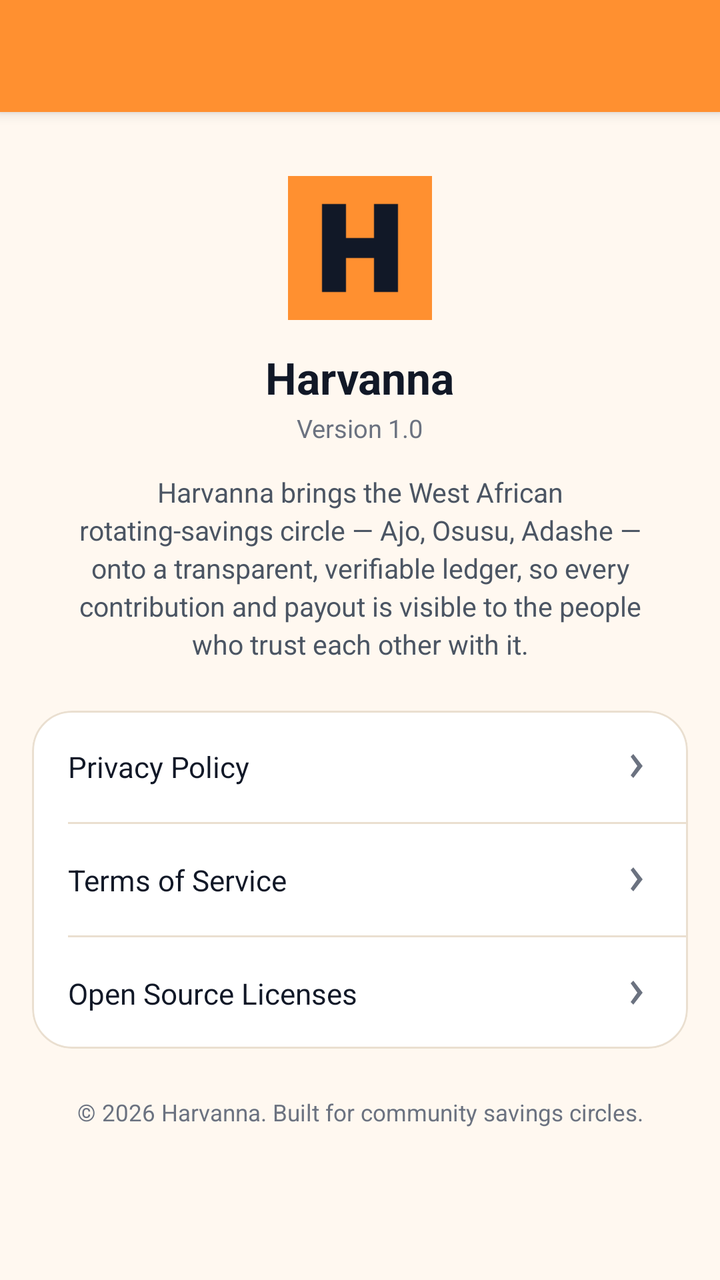
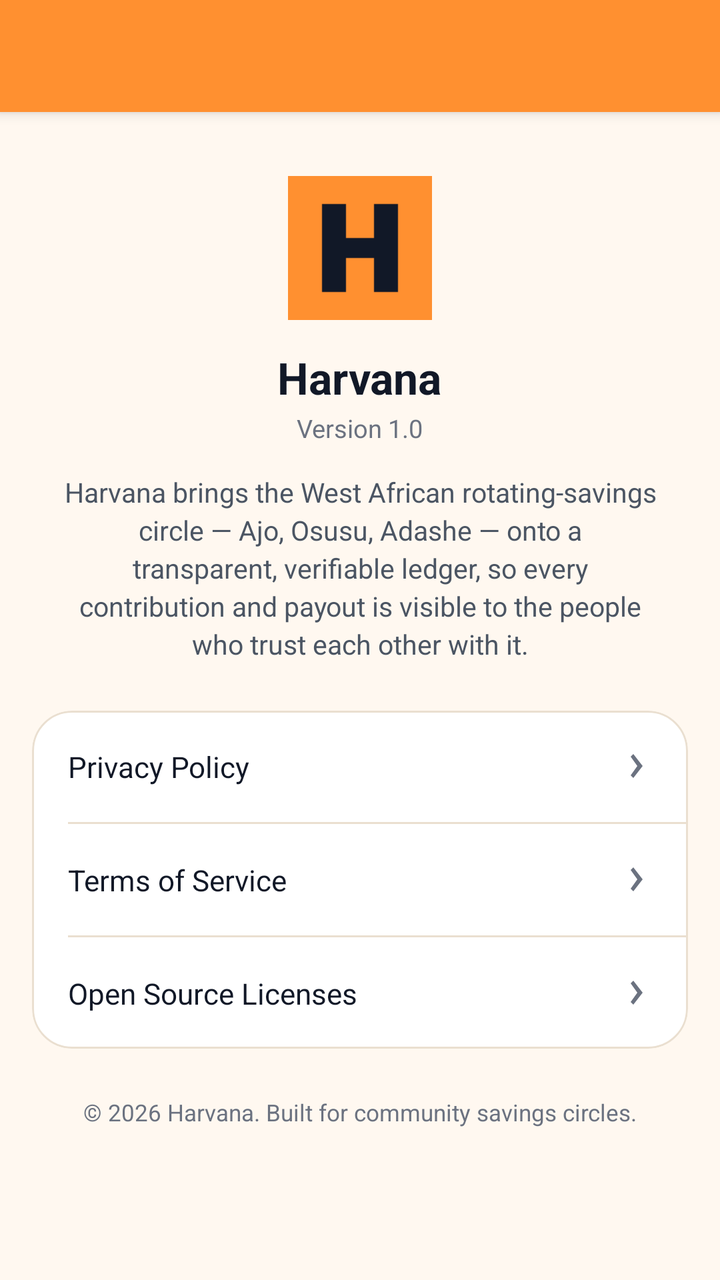

Compare the two renders of this Android layout. The source of the first and the diff that turns it into the second are given below.
<!-- AndroidManifest.xml: application theme AppTheme -->
<!-- res/layout/about.xml -->
<androidx.coordinatorlayout.widget.CoordinatorLayout
	xmlns:android="http://schemas.android.com/apk/res/android"
	xmlns:app="http://schemas.android.com/apk/res-auto"
	xmlns:tools="http://schemas.android.com/tools"
	android:id="@+id/_coordinator"
	android:layout_width="match_parent"
	android:layout_height="match_parent">
	<com.google.android.material.appbar.AppBarLayout
		android:id="@+id/_app_bar"
		android:layout_width="match_parent"
		android:layout_height="wrap_content"
		android:theme="@style/AppTheme.AppBarOverlay">
		<androidx.appcompat.widget.Toolbar
			android:id="@+id/_toolbar"
			android:layout_width="match_parent"
			android:layout_height="?attr/actionBarSize"
			android:background="?attr/appBarColor"
			app:popupTheme="@style/AppTheme.PopupOverlay" />
	</com.google.android.material.appbar.AppBarLayout>
	<androidx.core.widget.NestedScrollView
		android:layout_width="match_parent"
		android:layout_height="match_parent"
		android:fillViewport="true"
		android:overScrollMode="never"
		app:layout_behavior="@string/appbar_scrolling_view_behavior">
		<LinearLayout
			android:id="@+id/linear44"
			android:layout_width="match_parent"
			android:layout_height="wrap_content"
			android:paddingBottom="32dp"
			android:orientation="vertical">
			<LinearLayout
				android:id="@+id/linear45"
				android:layout_width="match_parent"
				android:layout_height="wrap_content"
				android:paddingTop="32dp"
				android:paddingBottom="24dp"
				android:gravity="center_horizontal|center_vertical"
				android:orientation="vertical">
				<ImageView
					android:id="@+id/imageview40"
					android:layout_width="72dp"
					android:layout_height="72dp"
					android:scaleType="center"
					android:src="@mipmap/ic_launcher"
					android:contentDescription="Harvanna logo" />
				<TextView
					android:id="@+id/textview46"
					android:layout_width="wrap_content"
					android:layout_height="wrap_content"
					android:layout_marginTop="14dp"
					android:text="Harvanna"
					android:textSize="22sp"
					android:textStyle="bold"
					android:textColor="@color/colorTextPrimary" />
				<TextView
					android:id="@+id/tvAppVersion"
					android:layout_width="wrap_content"
					android:layout_height="wrap_content"
					android:layout_marginTop="2dp"
					android:text="Version 1.0"
					android:textColor="@color/colorTextTertiary"
					android:textSize="12.5sp" />
				<TextView
					android:id="@+id/textview47"
					android:layout_width="match_parent"
					android:layout_height="wrap_content"
					android:layout_marginTop="14dp"
					android:gravity="center_horizontal|center_vertical"
					android:text="Harvanna brings the West African rotating-savings circle — Ajo, Osusu, Adashe — onto a transparent, verifiable ledger, so every contribution and payout is visible to the people who trust each other with it."
					android:textColor="@color/colorTextSecondary"
					android:textSize="13.5sp"
					android:lineSpacingExtra="3dp"
					android:paddingStart="32dp"
					android:paddingEnd="32dp" />
			</LinearLayout>
			<com.google.android.material.card.MaterialCardView
				android:id="@+id/cardview7"
				android:layout_width="match_parent"
				android:layout_height="wrap_content"
				app:cardBackgroundColor="@color/colorSurface"
				android:layout_marginStart="16dp"
				android:layout_marginEnd="16dp"
				app:cardCornerRadius="20dp"
				app:cardElevation="0dp"
				app:strokeColor="@color/colorCardStroke"
				app:strokeWidth="1dp">
				<LinearLayout
					android:id="@+id/linear46"
					android:layout_width="match_parent"
					android:layout_height="wrap_content"
					android:orientation="vertical">
					<LinearLayout
						android:id="@+id/rowPrivacyPolicy"
						android:layout_width="match_parent"
						android:layout_height="wrap_content"
						android:padding="18dp"
						android:background="?attr/selectableItemBackground"
						android:gravity="center_vertical"
						android:orientation="horizontal"
						android:focusable="true">
						<TextView
							android:id="@+id/textview48"
							android:layout_width="0dp"
							android:layout_height="wrap_content"
							android:text="Privacy Policy"
							android:textColor="@color/colorTextPrimary"
							android:layout_weight="1"
							android:textSize="14.5sp" />
						<ImageView
							android:id="@+id/imageview41"
							android:layout_width="16dp"
							android:layout_height="16dp"
							android:src="@drawable/ic_arrow_right"
							android:scaleType="centerInside"
							app:tint="@color/colorTextTertiary" />
					</LinearLayout>
					<View
						android:id="@+id/view47"
						android:layout_width="match_parent"
						android:layout_height="1dp"
						android:background="@color/colorDivider"
						android:layout_marginStart="18dp" />
					<LinearLayout
						android:id="@+id/rowTermsOfService"
						android:layout_width="match_parent"
						android:layout_height="wrap_content"
						android:padding="18dp"
						android:background="?attr/selectableItemBackground"
						android:gravity="center_vertical"
						android:orientation="horizontal"
						android:focusable="true">
						<TextView
							android:id="@+id/textview49"
							android:layout_width="0dp"
							android:layout_height="wrap_content"
							android:text="Terms of Service"
							android:textColor="@color/colorTextPrimary"
							android:layout_weight="1"
							android:textSize="14.5sp" />
						<ImageView
							android:id="@+id/imageview42"
							android:layout_width="16dp"
							android:layout_height="16dp"
							android:src="@drawable/ic_arrow_right"
							android:scaleType="centerInside"
							app:tint="@color/colorTextTertiary" />
					</LinearLayout>
					<View
						android:id="@+id/view48"
						android:layout_width="match_parent"
						android:layout_height="1dp"
						android:background="@color/colorDivider"
						android:layout_marginStart="18dp" />
					<LinearLayout
						android:id="@+id/rowOpenSourceLicenses"
						android:layout_width="match_parent"
						android:layout_height="wrap_content"
						android:padding="18dp"
						android:background="?attr/selectableItemBackground"
						android:gravity="center_vertical"
						android:orientation="horizontal"
						android:focusable="true">
						<TextView
							android:id="@+id/textview50"
							android:layout_width="0dp"
							android:layout_height="wrap_content"
							android:text="Open Source Licenses"
							android:textColor="@color/colorTextPrimary"
							android:layout_weight="1"
							android:textSize="14.5sp" />
						<ImageView
							android:id="@+id/imageview43"
							android:layout_width="16dp"
							android:layout_height="16dp"
							android:src="@drawable/ic_arrow_right"
							android:scaleType="centerInside"
							app:tint="@color/colorTextTertiary" />
					</LinearLayout>
				</LinearLayout>
			</com.google.android.material.card.MaterialCardView>
			<TextView
				android:id="@+id/textview51"
				android:layout_width="match_parent"
				android:layout_height="wrap_content"
				android:layout_marginTop="24dp"
				android:gravity="center_horizontal|center_vertical"
				android:text="© 2026 Harvanna. Built for community savings circles."
				android:textColor="@color/colorTextTertiary"
				android:textSize="11.5sp" />
		</LinearLayout>
	</androidx.core.widget.NestedScrollView>
</androidx.coordinatorlayout.widget.CoordinatorLayout>
<!-- resources referenced by this layout -->
<resources>
  <style name="AppTheme" parent="Theme.MaterialComponents.DayNight.NoActionBar">
          
          <item name="android:textViewStyle">@style/HarvannaTextView</item>
          <item name="appBarColor">@color/colorAccent</item>
          <item name="onAppBarColor">@color/colorTextOnAccent</item>
          <item name="colorSecondary">@color/colorAccent</item>
          <item name="colorOnSecondary">@color/colorTextOnAccent</item>
          <item name="colorPrimaryVariant">@color/colorAccentDark</item>
          <item name="colorSecondaryVariant">@color/colorAccentDark</item>
          <item name="colorError">@color/colorError</item>
          <item name="colorOnError">@color/colorTextPrimaryWhite</item>
          <item name="colorControlActivated">@color/colorAccent</item>
          <item name="colorControlNormal">@color/colorControlNormal</item>
          <item name="colorControlHighlight">@color/colorAccentRipple</item>
          <item name="android:textColorHighlight">@color/colorAccentStroke</item>
          <item name="android:textColorLink">@color/colorAccentStrong</item>
          <item name="android:editTextColor">@color/colorTextPrimary</item>
          <item name="android:navigationBarColor">@color/colorBackground</item>
          <item name="colorPrimary">@color/colorAccent</item>
          <item name="colorPrimaryDark">@color/colorAccentStrong</item>
          <item name="colorAccent">@color/colorAccent</item>
          <item name="colorSurface">@color/colorSurface</item>
          <item name="colorOnPrimary">@color/colorTextOnAccent</item>
          <item name="colorOnSurface">@color/colorTextPrimary</item>
          <item name="colorOnBackground">@color/colorTextPrimary</item>
          <item name="colorOnSurfaceVariant">@color/colorTextSecondary</item>
          <item name="android:textColorPrimary">@color/colorTextPrimary</item>
          <item name="android:textColorSecondary">@color/colorTextSecondary</item>
          <item name="android:textColorHint">@color/colorTextTertiary</item>
          <item name="android:statusBarColor">?attr/appBarColor</item>
          <item name="android:windowLightStatusBar">true</item>
          <item name="android:windowBackground">@color/colorBackground</item>
          <item name="alertDialogTheme">@style/HarvannaAlertDialog</item>
          <item name="materialAlertDialogTheme">@style/HarvannaAlertDialog</item>
          <item name="bottomSheetDialogTheme">@style/HarvannaBottomSheetDialog</item>
      </style>
  <style name="HarvannaTextView" parent="android:Widget.TextView">
          <item name="android:textColor">@color/colorTextPrimary</item>
      </style>
  <style name="HarvannaAlertDialog" parent="ThemeOverlay.MaterialComponents.MaterialAlertDialog">
          <item name="colorPrimary">@color/colorAccent</item>
          <item name="colorAccent">@color/colorAccent</item>
          <item name="colorSurface">@color/colorSurface</item>
          <item name="colorOnPrimary">@color/colorTextOnAccent</item>
          <item name="colorOnSurface">@color/colorTextPrimary</item>
          <item name="android:textColorPrimary">@color/colorTextPrimary</item>
          <item name="android:textColor">@color/colorTextPrimary</item>
          <item name="android:windowBackground">@color/colorSurface</item>
          <item name="buttonBarPositiveButtonStyle">@style/HarvannaDialogButton</item>
          <item name="buttonBarNegativeButtonStyle">@style/HarvannaDialogButton</item>
          <item name="buttonBarNeutralButtonStyle">@style/HarvannaDialogButton</item>
      </style>
  <style name="HarvannaBottomSheetDialog" parent="ThemeOverlay.MaterialComponents.BottomSheetDialog">
          <item name="colorPrimary">@color/colorAccent</item>
          <item name="colorAccent">@color/colorAccent</item>
          <item name="colorSurface">@color/colorSurface</item>
          <item name="colorOnPrimary">@color/colorTextOnAccent</item>
          <item name="colorOnSurface">@color/colorTextPrimary</item>
          <item name="colorOnSurfaceVariant">@color/colorTextSecondary</item>
          <item name="android:textColorPrimary">@color/colorTextPrimary</item>
          <item name="bottomSheetStyle">@style/HarvannaBottomSheetStyle</item>
      </style>
  <style name="HarvannaDialogButton" parent="Widget.MaterialComponents.Button.TextButton.Dialog">
          <item name="android:textColor">@color/colorAccent</item>
          <item name="android:minHeight">48dp</item>
      </style>
  <style name="HarvannaBottomSheetStyle" parent="Widget.MaterialComponents.BottomSheet.Modal">
          <item name="backgroundTint">?attr/colorSurface</item>
          <item name="shapeAppearanceOverlay">@style/HarvannaBottomSheetShape</item>
      </style>
  <style name="HarvannaBottomSheetShape" parent="">
          <item name="cornerFamily">rounded</item>
          <item name="cornerSizeTopLeft">20dp</item>
          <item name="cornerSizeTopRight">20dp</item>
          <item name="cornerSizeBottomLeft">0dp</item>
          <item name="cornerSizeBottomRight">0dp</item>
      </style>
  <!-- unchanged entries left out for length: 20 -->
</resources>

<!-- the commit's change to res/layout/about.xml (unified diff, before → after) -->
@@ -43,13 +43,13 @@
 					android:layout_height="72dp"
 					android:scaleType="center"
 					android:src="@mipmap/ic_launcher"
-					android:contentDescription="Harvanna logo" />
+					android:contentDescription="Harvana logo" />
 				<TextView
 					android:id="@+id/textview46"
 					android:layout_width="wrap_content"
 					android:layout_height="wrap_content"
 					android:layout_marginTop="14dp"
-					android:text="Harvanna"
+					android:text="Harvana"
 					android:textSize="22sp"
 					android:textStyle="bold"
 					android:textColor="@color/colorTextPrimary" />
@@ -67,7 +67,7 @@
 					android:layout_height="wrap_content"
 					android:layout_marginTop="14dp"
 					android:gravity="center_horizontal|center_vertical"
-					android:text="Harvanna brings the West African rotating-savings circle — Ajo, Osusu, Adashe — onto a transparent, verifiable ledger, so every contribution and payout is visible to the people who trust each other with it."
+					android:text="Harvana brings the West African rotating-savings circle — Ajo, Osusu, Adashe — onto a transparent, verifiable ledger, so every contribution and payout is visible to the people who trust each other with it."
 					android:textColor="@color/colorTextSecondary"
 					android:textSize="13.5sp"
 					android:lineSpacingExtra="3dp"
@@ -185,7 +185,7 @@
 				android:layout_height="wrap_content"
 				android:layout_marginTop="24dp"
 				android:gravity="center_horizontal|center_vertical"
-				android:text="© 2026 Harvanna. Built for community savings circles."
+				android:text="© 2026 Harvana. Built for community savings circles."
 				android:textColor="@color/colorTextTertiary"
 				android:textSize="11.5sp" />
 		</LinearLayout>
<!-- resource entries referenced after the edit -->
@@ -2,7 +2,7 @@
 <resources>
   <style name="AppTheme" parent="Theme.MaterialComponents.DayNight.NoActionBar">
           
-          <item name="android:textViewStyle">@style/HarvannaTextView</item>
+          <item name="android:textViewStyle">@style/HarvanaTextView</item>
           <item name="appBarColor">@color/colorAccent</item>
           <item name="onAppBarColor">@color/colorTextOnAccent</item>
           <item name="colorSecondary">@color/colorAccent</item>
@@ -32,14 +32,14 @@
           <item name="android:statusBarColor">?attr/appBarColor</item>
           <item name="android:windowLightStatusBar">true</item>
           <item name="android:windowBackground">@color/colorBackground</item>
-          <item name="alertDialogTheme">@style/HarvannaAlertDialog</item>
-          <item name="materialAlertDialogTheme">@style/HarvannaAlertDialog</item>
-          <item name="bottomSheetDialogTheme">@style/HarvannaBottomSheetDialog</item>
+          <item name="alertDialogTheme">@style/HarvanaAlertDialog</item>
+          <item name="materialAlertDialogTheme">@style/HarvanaAlertDialog</item>
+          <item name="bottomSheetDialogTheme">@style/HarvanaBottomSheetDialog</item>
       </style>
-  <style name="HarvannaTextView" parent="android:Widget.TextView">
+  <style name="HarvanaTextView" parent="android:Widget.TextView">
           <item name="android:textColor">@color/colorTextPrimary</item>
       </style>
-  <style name="HarvannaAlertDialog" parent="ThemeOverlay.MaterialComponents.MaterialAlertDialog">
+  <style name="HarvanaAlertDialog" parent="ThemeOverlay.MaterialComponents.MaterialAlertDialog">
           <item name="colorPrimary">@color/colorAccent</item>
           <item name="colorAccent">@color/colorAccent</item>
           <item name="colorSurface">@color/colorSurface</item>
@@ -48,11 +48,11 @@
           <item name="android:textColorPrimary">@color/colorTextPrimary</item>
           <item name="android:textColor">@color/colorTextPrimary</item>
           <item name="android:windowBackground">@color/colorSurface</item>
-          <item name="buttonBarPositiveButtonStyle">@style/HarvannaDialogButton</item>
-          <item name="buttonBarNegativeButtonStyle">@style/HarvannaDialogButton</item>
-          <item name="buttonBarNeutralButtonStyle">@style/HarvannaDialogButton</item>
+          <item name="buttonBarPositiveButtonStyle">@style/HarvanaDialogButton</item>
+          <item name="buttonBarNegativeButtonStyle">@style/HarvanaDialogButton</item>
+          <item name="buttonBarNeutralButtonStyle">@style/HarvanaDialogButton</item>
       </style>
-  <style name="HarvannaBottomSheetDialog" parent="ThemeOverlay.MaterialComponents.BottomSheetDialog">
+  <style name="HarvanaBottomSheetDialog" parent="ThemeOverlay.MaterialComponents.BottomSheetDialog">
           <item name="colorPrimary">@color/colorAccent</item>
           <item name="colorAccent">@color/colorAccent</item>
           <item name="colorSurface">@color/colorSurface</item>
@@ -60,17 +60,17 @@
           <item name="colorOnSurface">@color/colorTextPrimary</item>
           <item name="colorOnSurfaceVariant">@color/colorTextSecondary</item>
           <item name="android:textColorPrimary">@color/colorTextPrimary</item>
-          <item name="bottomSheetStyle">@style/HarvannaBottomSheetStyle</item>
+          <item name="bottomSheetStyle">@style/HarvanaBottomSheetStyle</item>
       </style>
-  <style name="HarvannaDialogButton" parent="Widget.MaterialComponents.Button.TextButton.Dialog">
+  <style name="HarvanaDialogButton" parent="Widget.MaterialComponents.Button.TextButton.Dialog">
           <item name="android:textColor">@color/colorAccent</item>
           <item name="android:minHeight">48dp</item>
       </style>
-  <style name="HarvannaBottomSheetStyle" parent="Widget.MaterialComponents.BottomSheet.Modal">
+  <style name="HarvanaBottomSheetStyle" parent="Widget.MaterialComponents.BottomSheet.Modal">
           <item name="backgroundTint">?attr/colorSurface</item>
-          <item name="shapeAppearanceOverlay">@style/HarvannaBottomSheetShape</item>
+          <item name="shapeAppearanceOverlay">@style/HarvanaBottomSheetShape</item>
       </style>
-  <style name="HarvannaBottomSheetShape" parent="">
+  <style name="HarvanaBottomSheetShape" parent="">
           <item name="cornerFamily">rounded</item>
           <item name="cornerSizeTopLeft">20dp</item>
           <item name="cornerSizeTopRight">20dp</item>
